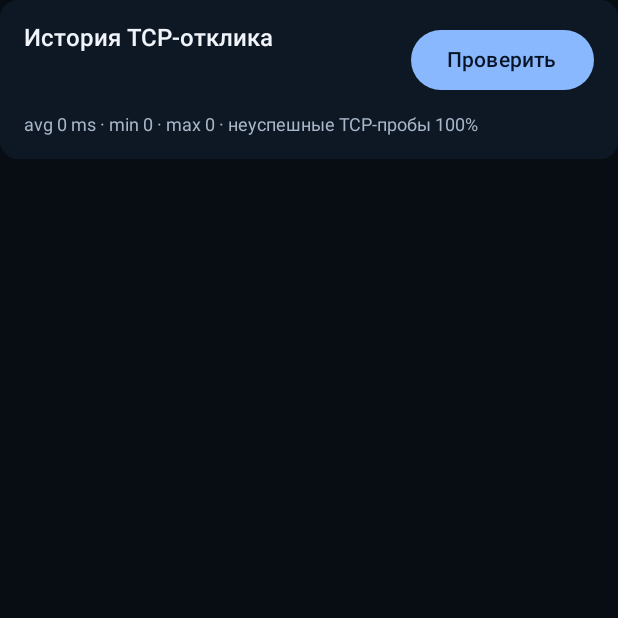
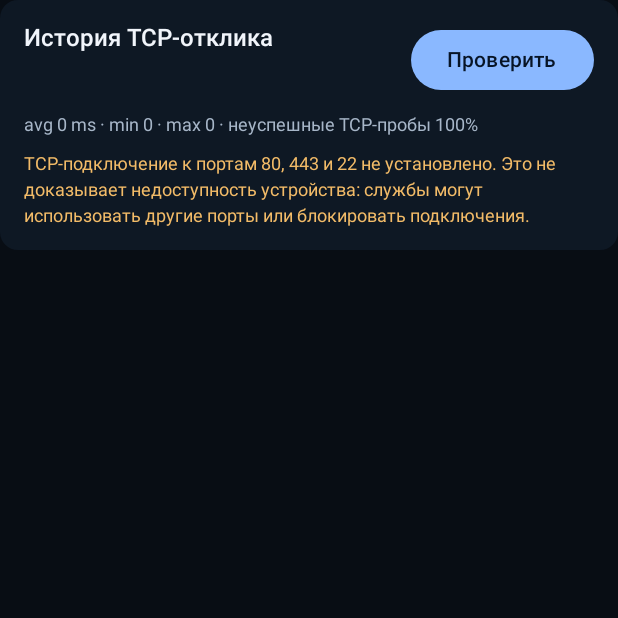
Before and after one commit to skrskr7799-design/LanGhost, an Android app built with Jetpack Compose: the composable PingHistorySection called with empty values, after a tap on "Проверить", on a phone screen of 412 x 824 dp, the top half of it. Run offline under Robolectric (Android 15) with nearby library versions, the phone set to English and light mode, and no system bars.

Commit message:
Explain inconclusive TCP probe failures

```diff
--- a/app/src/main/java/com/langhost/ui/screens/device/PingHistorySection.kt
+++ b/app/src/main/java/com/langhost/ui/screens/device/PingHistorySection.kt
@@ -60,6 +60,7 @@ fun PingHistorySection(ip: String) {
                     color = TextSecondary
                 )
 
+                if (samples.all { it.latencyMs == null }) Text("TCP-подключение к портам 80, 443 и 22 не установлено. Это не доказывает недоступность устройства: службы могут использовать другие порты или блокировать подключения.", style = MaterialTheme.typography.bodySmall, color = Warning)
                 val okSamples = samples.mapNotNull { it.latencyMs?.toFloat() }
                 if (okSamples.size >= 2) {
                     val maxY = (okSamples.maxOrNull() ?: 1f).coerceAtLeast(1f)
```
